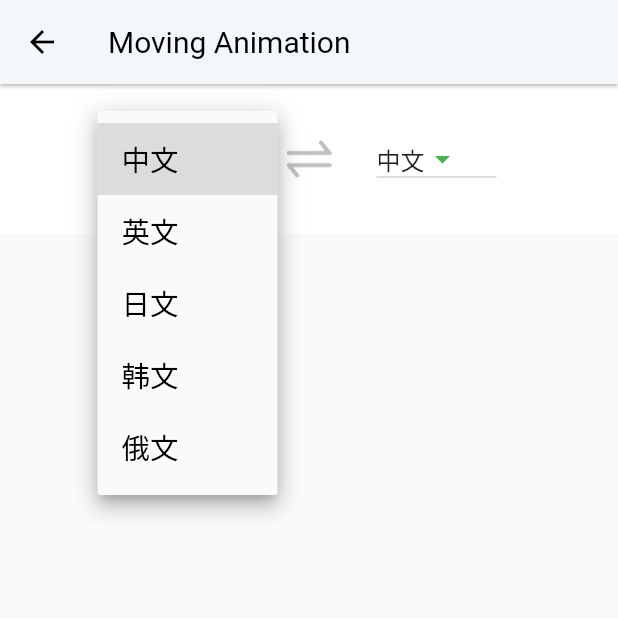
After one commit to douhaohaode1/Flutter, a Flutter app: the SlideTranstionWidget screen opened by its route, after a tap on "中文", on a phone screen of 412 x 824 dp, the top half of it. The commit adds this screen. Run offline on Flutter 3.47's test engine with Material 2 defaults, Android fonts, the phone set to English and light mode, and no system bars; our stand-ins replace cached_network_image, dio, get, pull_to_refresh, simple_animations, supercharged; missing offline and left inert: dart_json_mapper, reflectable; network calls fail; Roboto replaces fonts that are missing (Poppins); statements that could not run were skipped.

Commit message:
添加水平移动动画

```diff
--- /dev/null
+++ b/lib/Animations/SlideTranstionWidget.dart
@@ -0,0 +1,132 @@
+
+import 'package:flutter/material.dart';
+import 'package:flutter/animation.dart';
+
+
+class SlideTranstionWidget extends StatefulWidget{
+
+
+  @override
+  _SlideTranstionWidgetState   createState() => _SlideTranstionWidgetState();
+}
+
+
+class _SlideTranstionWidgetState extends State< SlideTranstionWidget> with SingleTickerProviderStateMixin{
+
+  //动画控制器
+
+  AnimationController controller;
+
+  Animation<Offset> letftAnimation,rightAnimation;
+
+  bool isPositive = true;
+
+  @override
+  initState() {
+
+    controller = AnimationController(
+      vsync: this,
+      duration: const Duration(milliseconds: 400),
+    );
+
+    letftAnimation = Tween(begin: Offset.zero, end: Offset(2.1, 0)).animate(controller);
+    rightAnimation = Tween(begin: Offset.zero, end: Offset(-2.1, 0)).animate(controller);
+    super.initState();
+  }
+
+   @override
+   Widget build(BuildContext context) {
+     return Scaffold(
+       appBar: AppBar(
+         title: Text('Moving Animation'),
+       ),
+       body:  Container(
+         padding: EdgeInsets.fromLTRB(40, 20, 40, 20),
+         height: 100,
+         color: Colors.white,
+         child:  Row(
+          mainAxisAlignment: MainAxisAlignment.center, //平均分配
+           children: <Widget>[
+             SlideTransition(
+                 position: letftAnimation,
+                  child: Container(
+                       width: 80,
+                       height: 40,
+                   //color: Colors.grey,
+                    child: DropdownButton(
+                      underline: Container(height: 0),
+                      isExpanded: true,
+                      icon: Icon(Icons.arrow_drop_down,color: Colors.green,),
+                      iconSize: 35,
+                      items: [ DropdownMenuItem(child:Text('中文',style: TextStyle(color: Colors.black, fontSize: 19),),),
+                               DropdownMenuItem(child: Text('英文',style: TextStyle(color: Colors.black, fontSize: 19),)),
+                               DropdownMenuItem(child: Text('日文',style: TextStyle(color: Colors.black, fontSize: 19),)),
+                               DropdownMenuItem(child: Text('韩文',style: TextStyle(color: Colors.black, fontSize: 19),)),
+                               DropdownMenuItem(child: Text('俄文',style: TextStyle(color: Colors.black, fontSize: 19),)),],
+                      onChanged: (value){
+                         print(value);
+                      },
+
+                    ),
+                ),
+             ),
+             SizedBox(width: 20),
+
+             Container(
+               width: 50,
+               height: 40,
+               //color: Colors.red,
+               child: IconButton(
+                      padding: EdgeInsets.only(left: 0, right: 0 ,top: 0,bottom: 0),
+                       iconSize: 30,
+                       icon: getImage('images/change.png'),
+                        onPressed: (){
+
+                        isPositive == true ? controller.forward() : controller.reverse();
+                        isPositive = !isPositive;
+                        print("1111");
+                      }
+                    ),
+             ),
+            SizedBox(width: 20),
+             SlideTransition(
+               position: rightAnimation,
+               child: Container(
+                 width: 80,
+                 height: 40,
+               //  color: Colors.blueAccent,
+                 child: DropdownButton(
+
+                        icon: Icon(Icons.arrow_drop_down,color: Colors.green,),
+                         items: [DropdownMenuItem(child: Text('中文')),
+                                 DropdownMenuItem(child: Text('英文')),
+                                 DropdownMenuItem(child: Text('日文')),
+                                 DropdownMenuItem(child: Text('韩文')),],
+                   onChanged: (value){
+                      print(value);
+                    },
+                 )
+               ),
+             ),
+
+           ],
+         ),
+       ),
+     );
+   }
+  Widget getImage(String imagePath) {
+    return new Image.asset(
+      imagePath,
+      width: 30,
+      height: 30,
+    );
+  }
+  @override
+  void dispose() {
+    // TODO: implement dispose
+    controller.dispose();
+   // rightController.dispose();
+    super.dispose();
+  }
+
+}
--- a/lib/Page/HomePage1.dart
+++ b/lib/Page/HomePage1.dart
@@ -99,7 +99,6 @@ class HomePage1 extends StatelessWidget {
         if (row == 6){
           Get.toNamed(Routes.ScaleAnimationExample);
         }
-
         if (row == 7){
           Get.toNamed(Routes.AnimatedPhysical);
         }
@@ -112,8 +111,9 @@ class HomePage1 extends StatelessWidget {
         if (row == 10){
           Get.toNamed(Routes.TransformExample);
         }
-
-
+        if (row == 11){
+          Get.toNamed(Routes.SlideTranstionWidget);
+        }
 
         print("111111");
 
```
Also changed, not shown: lib/Animations/Moving.dart (+11 -4 lines), lib/Config/Routes/RoutesManage.dart (+6 -1 lines), lib/Widget/ifeiyv_icon_text_button.dart (added, +306 -0 lines), pubspec.yaml (+16 -9 lines), images/change.png (added), pubspec.lock, 1 other file.
